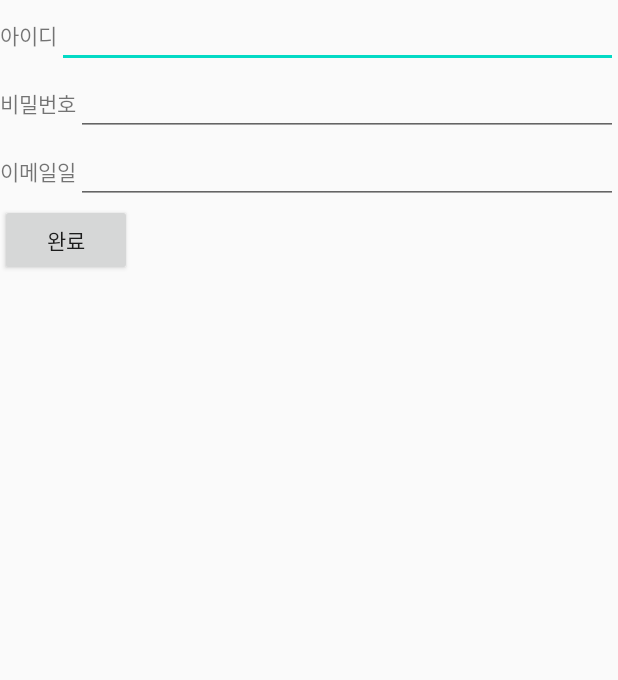
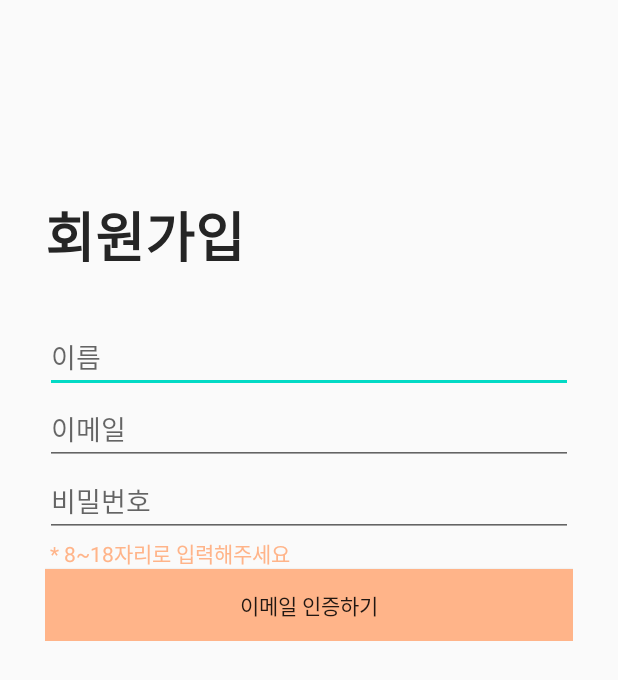
Before and after one commit to yunjaena/Naeilro, an Android app: the EnrollActivity screen opened directly, with no data from a screen before it, on a phone screen of 412 x 824 dp. Shown: the top 680 px of the screen. Run offline under Robolectric (Android 15) with nearby library versions, the phone set to English and light mode, and no system bars; our stand-ins replace RxJava.

Commit message:
add enroll service

```diff
--- a/app/src/main/java/com/koreatech/naeilro/network/service/EnrollService.java
+++ b/app/src/main/java/com/koreatech/naeilro/network/service/EnrollService.java
@@ -1,15 +1,21 @@
 package com.koreatech.naeilro.network.service;
 
+import com.google.common.net.MediaType;
 import com.google.gson.JsonObject;
+import com.koreatech.core.network.Json;
 import com.koreatech.naeilro.network.entity.enroll.EnrollObject;
 
 import io.reactivex.Observable;
-import retrofit2.Call;
+import okhttp3.RequestBody;
+import okhttp3.ResponseBody;
 import retrofit2.http.Body;
 import retrofit2.http.POST;
 
 public interface EnrollService {
-    String ENROLL_USER = "/register.php";
+    String ENROLL_USER = "/nailo/member/register.php";
+
     @POST(ENROLL_USER)
-    Observable<EnrollObject> postEnroll(@Body EnrollObject jsonObject);
+    @Json
+    Observable<EnrollObject> postEnroll(@Body RequestBody requestBody);
+
 }
--- /dev/null
+++ b/app/src/main/java/com/koreatech/naeilro/ui/login/EnrollActivityContract.java
@@ -0,0 +1,12 @@
+package com.koreatech.naeilro.ui.login;
+
+import com.koreatech.core.contract.BaseView;
+import com.koreatech.naeilro.network.entity.enroll.EnrollObject;
+
+public interface EnrollActivityContract {
+    interface View extends BaseView<EnrollActivityPresenter> {
+        void showEnrollResult(EnrollObject enrollObject);
+        void showLoading();
+        void hideLoading();
+    }
+}
--- /dev/null
+++ b/app/src/main/java/com/koreatech/naeilro/ui/login/EnrollActivityPresenter.java
@@ -0,0 +1,31 @@
+package com.koreatech.naeilro.ui.login;
+
+import com.koreatech.core.network.ApiCallback;
+import com.koreatech.naeilro.network.entity.enroll.EnrollObject;
+import com.koreatech.naeilro.network.interactor.EnrollInteractor;
+
+public class EnrollActivityPresenter {
+    private EnrollInteractor enrollInteractor;
+    private EnrollActivityContract.View enrollView;
+
+    public EnrollActivityPresenter(EnrollInteractor enrollInteractor, EnrollActivityContract.View enrollView) {
+        this.enrollInteractor = enrollInteractor;
+        this.enrollView = enrollView;
+        enrollView.setPresenter(this);
+    }
+    final ApiCallback enrollApiCallback = new ApiCallback() {
+        @Override
+        public void onSuccess(Object object) {
+            EnrollObject enrollObject = (EnrollObject) object;
+            enrollView.showEnrollResult(enrollObject);
+        }
+
+        @Override
+        public void onFailure(Throwable throwable) {
+
+        }
+    };
+    public void getEnrollResult(String name, String email, String pw){
+        enrollInteractor.getAccept(enrollApiCallback, name, pw, email);
+    }
+}
--- a/app/src/main/res/layout/activity_enroll.xml
+++ b/app/src/main/res/layout/activity_enroll.xml
@@ -6,57 +6,51 @@
     android:layout_height="match_parent"
     android:orientation="vertical"
     tools:context=".ui.login.EnrollActivity">
-
+    <TextView
+        android:layout_width="wrap_content"
+        android:layout_height="wrap_content"
+        android:text="회원가입"
+        android:textSize="36sp"
+        android:layout_marginTop="130dp"
+        android:textStyle="bold"
+        android:layout_marginLeft="30dp"
+        android:textColor="@color/black"/>
     <LinearLayout
         android:layout_width="match_parent"
         android:layout_height="wrap_content"
-        android:orientation="horizontal">
-
+        android:layout_margin="30dp"
+        android:orientation="vertical">
+        <EditText
+            android:id="@+id/id_edit"
+            android:layout_width="match_parent"
+            android:layout_height="wrap_content"
+            android:hint="이름"/>
+        <EditText
+            android:id="@+id/email_edit"
+            android:layout_width="match_parent"
+            android:layout_height="wrap_content"
+            android:inputType="textEmailAddress"
+            android:hint="이메일"/>
+        <EditText
+            android:id="@+id/password_edit"
+            android:layout_width="match_parent"
+            android:layout_height="wrap_content"
+            android:inputType="textPassword"
+            android:hint="비밀번호"/>
         <TextView
             android:layout_width="wrap_content"
             android:layout_height="wrap_content"
-            android:text="아이디" />
+            android:text=" * 8~18자리로 입력해주세요"
+            android:textColor="@color/peach"/>
+        <Button
+            android:id="@+id/complete_button"
+            android:layout_width="match_parent"
+            android:layout_height="wrap_content"
+            android:background="@color/peach"
+            android:text="이메일 인증하기"/>
+    </LinearLayout>
 
-        <EditText
-            android:id="@+id/id_edit"
-            android:layout_width="match_parent"
-            android:layout_height="wrap_content" />
-    </LinearLayout>
-    <LinearLayout
-        android:layout_width="match_parent"
-        android:layout_height="wrap_content"
-        android:orientation="horizontal">
 
-        <TextView
-            android:layout_width="wrap_content"
-            android:layout_height="wrap_content"
-            android:text="비밀번호" />
-
-        <EditText
-            android:id="@+id/password_edit"
-            android:layout_width="match_parent"
-            android:layout_height="wrap_content" />
-    </LinearLayout>
-    <LinearLayout
-        android:layout_width="match_parent"
-        android:layout_height="wrap_content"
-        android:orientation="horizontal">
-
-        <TextView
-            android:layout_width="wrap_content"
-            android:layout_height="wrap_content"
-            android:text="이메일일" />
-
-        <EditText
-            android:id="@+id/email_edit"
-            android:layout_width="match_parent"
-            android:layout_height="wrap_content" />
-    </LinearLayout>
-    <Button
-        android:id="@+id/complete_button"
-        android:layout_width="wrap_content"
-        android:layout_height="wrap_content"
-        android:text="완료"/>
 
 
 
--- a/core/src/main/java/com/koreatech/core/network/UserRetrofitManager.java
+++ b/core/src/main/java/com/koreatech/core/network/UserRetrofitManager.java
@@ -21,8 +21,8 @@ import retrofit2.adapter.rxjava2.RxJava2CallAdapterFactory;
 public class UserRetrofitManager {
     private static UserRetrofitManager instance = null;
 
-    public static final String BASE_URL_PRODUCTION = "https://54.180.124.169/nailo/member/"; //release server
-    public static final String BASE_URL_STAGE = "https://54.180.124.169/nailo/member/"; //development server
+    public static final String BASE_URL_PRODUCTION = "http://54.180.124.169/nailo/member/"; //release server
+    public static final String BASE_URL_STAGE = "http://54.180.124.169/nailo/member/"; //development server
 
     private Retrofit retrofit;
 
--- a/core/src/main/res/values/colors.xml
+++ b/core/src/main/res/values/colors.xml
@@ -88,6 +88,7 @@
     <color name="colorTableItem">#dadada</color>
     <color name="colorTableCenterItem">#f6f6f6</color>
 
+    <color name="peach">#ffb489</color>
     <string-array name="default_sticker_color">
         <item>#fdbcf5</item>
         <item>#fedb8f</item>
```
Also changed, not shown: app/src/main/java/com/koreatech/naeilro/network/entity/enroll/EnrollObject.java (+24 -16 lines), app/src/main/java/com/koreatech/naeilro/network/interactor/EnrollRestInteractor.java (+31 -11 lines), app/src/main/java/com/koreatech/naeilro/ui/login/EnrollActivity.java (+43 -11 lines).
